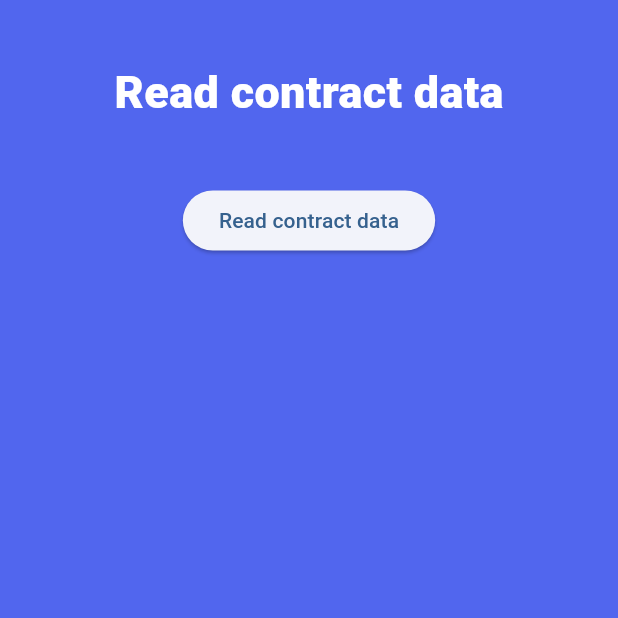
After one commit to okto-hq/okto-sdk-flutter, a Flutter app: the HomePage screen opened directly, after a tap on "Read contract data", on a phone screen of 412 x 824 dp, the top half of it. The commit adds this screen. Run offline on Flutter 3.47's test engine with Material 3 defaults, Android fonts, the phone set to English and light mode, and no system bars; our stand-ins replace dio, firebase_core, flutter_secure_storage, get, google_sign_in, pinput and 1 more; missing offline and left inert: clipboard, dart_jsonwebtoken; accounts and stored records are empty.

Commit message:
OKTO-4802: read api contract integration.

```diff
--- a/examples/example1/lib/screens/home/home_page.dart
+++ b/examples/example1/lib/screens/home/home_page.dart
@@ -7,6 +7,7 @@ import 'package:example/screens/order_details_nft_page.dart';
 import 'package:example/screens/order_history_page.dart';
 import 'package:example/screens/raw_transaction_execute_page.dart';
 import 'package:example/screens/raw_transaction_status.dart';
+import 'package:example/screens/read_contract_screen.dart';
 import 'package:example/screens/supported_networks_page.dart';
 import 'package:example/screens/supported_tokens_page.dart';
 import 'package:example/screens/transfer_nft_page.dart';
@@ -140,6 +141,16 @@ class _HomePageState extends State<HomePage> {
                                       const TransferNftPage()));
                         },
                         child: const Text('Transfer NFT')),
+
+                    ElevatedButton(
+                        onPressed: () {
+                          Navigator.push(
+                              context,
+                              MaterialPageRoute(
+                                  builder: (context) =>
+                                  const ReadContractScreen()));
+                        },
+                        child: const Text('Read contract data')),
                     ElevatedButton(
                         onPressed: () {
                           Navigator.push(
--- /dev/null
+++ b/examples/example1/lib/screens/read_contract_screen.dart
@@ -0,0 +1,88 @@
+import 'package:flutter/cupertino.dart';
+import 'package:flutter/material.dart';
+import 'package:okto_flutter_sdk/okto_flutter_sdk.dart';
+
+import '../okto.dart';
+
+class ReadContractScreen extends StatefulWidget {
+  const ReadContractScreen({super.key});
+
+  @override
+  State<ReadContractScreen> createState() => _ReadContractScreenState();
+}
+
+class _ReadContractScreenState extends State<ReadContractScreen> {
+
+  Future<ReadContractResponse>? _contractData;
+
+  Future<ReadContractResponse> readContractData() async {
+    try {
+      final requestPayload = {
+        "network_name": "APTOS_TESTNET",
+        "data": {
+          "function": "0x0000000000000000000000000000000000000000000000000000000000000001::chain_id::get",
+          "typeArguments": [],
+          "functionArguments": []
+        }
+      };
+      final contractData = await okto!.readContractData(data: requestPayload);
+      return contractData;
+    } catch (e) {
+      throw Exception(e);
+    }
+  }
+
+  @override
+  Widget build(BuildContext context) {
+    return Scaffold(
+      backgroundColor: const Color(0xff5166EE),
+      body: SafeArea(child: Column(
+        children: [
+          Container(
+            alignment: Alignment.center,
+            margin: const EdgeInsets.all(40),
+            child: const Text(
+              'Read contract data',
+              style: TextStyle(color: Colors.white, fontWeight: FontWeight.w800, fontSize: 30),
+            ),
+          ),
+          ElevatedButton(
+            onPressed: () {
+              setState(() {
+                _contractData = readContractData();
+              });
+            },
+            child: const Text('Read contract data'),
+          ),
+
+          Expanded(child:
+              _contractData == null ? Container() : FutureBuilder<ReadContractResponse>(
+                future: _contractData,
+                builder: (context, snapshot) {
+                  if (snapshot.connectionState == ConnectionState.waiting) {
+                    return const Center(child: CircularProgressIndicator(color: Colors.white));
+                  } else if (snapshot.hasError) {
+                    return Center(child: Text('Error: ${snapshot.error}'));
+                  } else if (snapshot.hasData) {
+                    final contractData = snapshot.data!;
+                    return Padding(
+                      padding: const EdgeInsets.all(20.0),
+                      child: Column(
+                        children: [
+                          const Text('Data: '),
+                          const SizedBox(height: 16,),
+                          Text('Chain id: ${contractData.data.chainId}', style: const TextStyle(color: Colors.white, fontSize: 20)),
+                        ],
+                      ),
+                    );
+                  } else {
+                    return Container();
+                  }
+                },
+              )
+          )
+        ],
+      )),
+    );
+  }
+}
--- a/lib/okto_flutter_sdk.dart
+++ b/lib/okto_flutter_sdk.dart
@@ -16,3 +16,4 @@ export 'src/models/client/user_portfolio_model.dart';
 export 'src/models/client/wallet_model.dart';
 export 'src/utils/http_client.dart';
 export 'src/utils/enums.dart';
+export 'src/models/client/readcontract_response.dart';
--- /dev/null
+++ b/lib/src/models/client/readcontract_response.dart
@@ -0,0 +1,24 @@
+class ReadContractResponse {
+
+  bool? success;
+  dynamic data;
+
+  ReadContractResponse({
+    this.success,
+    this.data,
+  });
+
+  factory ReadContractResponse.fromJson(Map<String, dynamic> json) {
+    return ReadContractResponse(
+      success: json['success'],
+      data: json['data'],
+    );
+  }
+
+  Map<String, dynamic> toJson() {
+    return {
+      'success': success,
+      'data': data,
+    };
+  }
+}
--- a/lib/src/okto.dart
+++ b/lib/src/okto.dart
@@ -7,6 +7,7 @@ import 'package:okto_flutter_sdk/src/models/client/order_details_nft_model.dart'
 import 'package:okto_flutter_sdk/src/models/client/order_history_model.dart';
 import 'package:okto_flutter_sdk/src/models/client/raw_transaction_execute_model.dart';
 import 'package:okto_flutter_sdk/src/models/client/raw_transaction_status_model.dart';
+import 'package:okto_flutter_sdk/src/models/client/readcontract_response.dart';
 import 'package:okto_flutter_sdk/src/models/client/token_model.dart';
 import 'package:okto_flutter_sdk/src/models/client/transfer_nft_model.dart';
 import 'package:okto_flutter_sdk/src/models/client/transfer_token_model.dart';
@@ -354,6 +355,29 @@ class Okto {
     return RawTransactionStatusResponse.fromMap(response);
   }
 
+  /// To read contact data.
+  /// example
+  /// request payload = {
+  ///   "network_name": "APTOS_TESTNET" // required
+  ///   "data" : {
+  ///     // any
+  ///   }
+  /// }
+  /// response = {
+  ///     "success": boolean,
+  ///    "data": any
+  /// }
+  ///
+  Future<ReadContractResponse> readContractData(
+      {required Map<String, dynamic> data}) async {
+    final authToken = await tokenManager.getAuthToken();
+    final response = await httpClient.post(
+        endpoint: '/api/v1/readContractData',
+        body: data,
+        authToken: authToken);
+    return ReadContractResponse.fromJson(response);
+  }
+
   /// Log-out of the okto wallet
   Future<bool> logout() async {
     bool result = await tokenManager.deleteToken();
```
